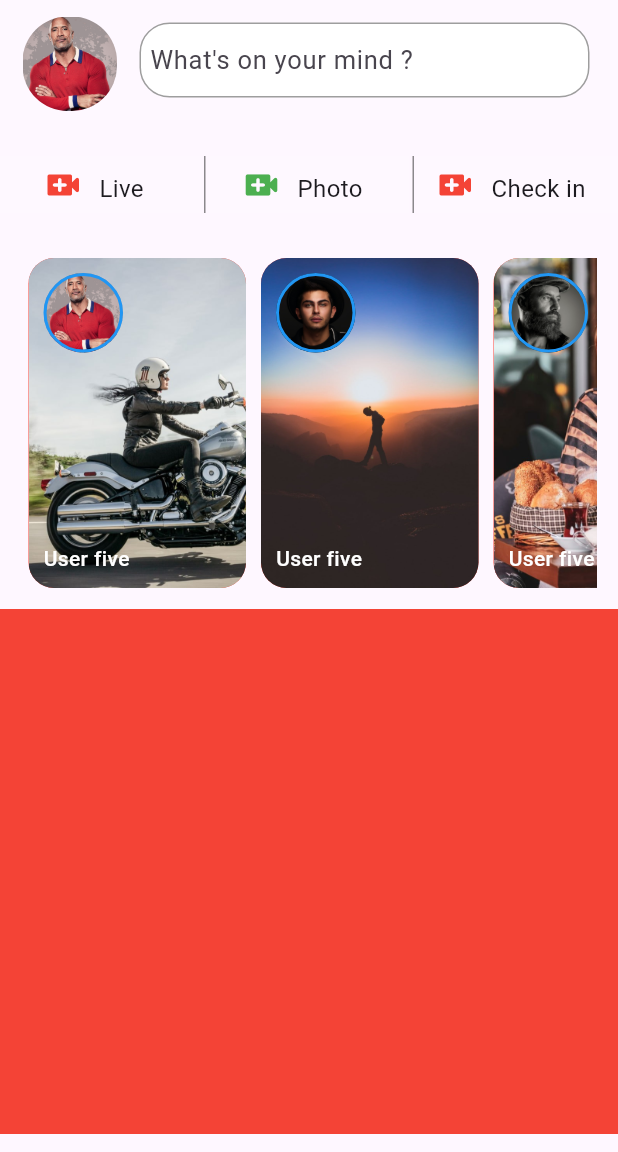
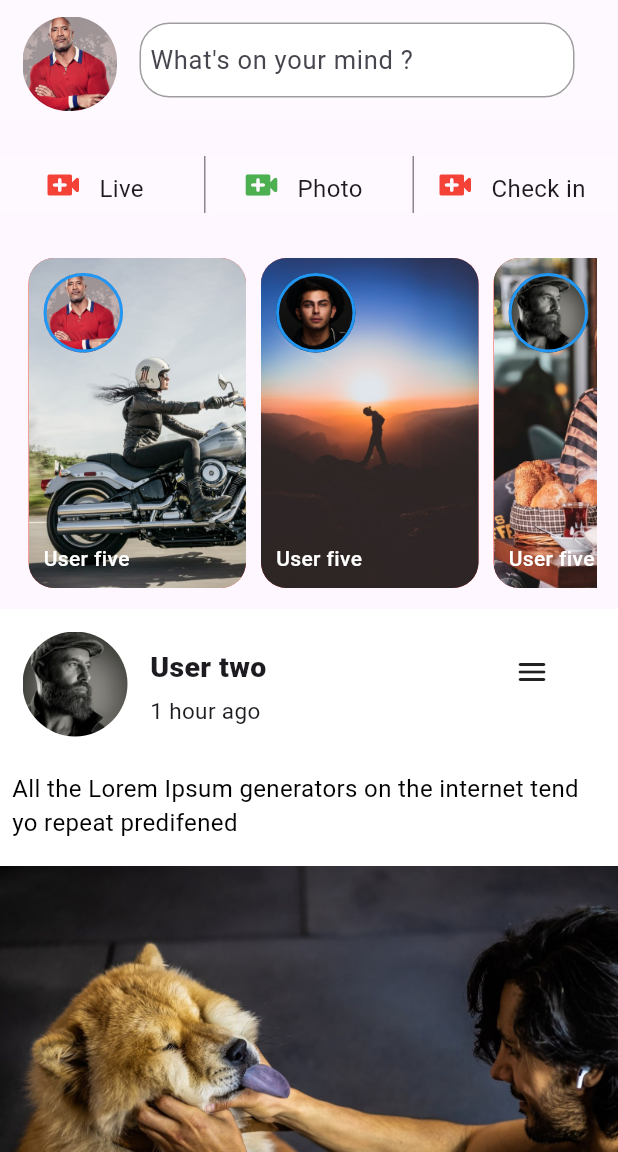
Before and after one commit to Dadaxon-07/Facebook_UI, a Flutter app: the screen it shows after launch, on a phone screen of 412 x 824 dp, the part 84-1236 px from its top. Run offline on Flutter 3.47's test engine with Material 3 defaults, Android fonts, the phone set to English and light mode, and no system bars.

Commit message:
Facebook addPost UI

```diff
--- a/lib/Homepage.dart
+++ b/lib/Homepage.dart
@@ -43,7 +43,7 @@ class _HomepageState extends State<Homepage> {
                       Container(
                           padding: EdgeInsets.all(6),
                           height: 70,
-                          width: 300,
+                          width: 290,
                           decoration: BoxDecoration(
                               color: Colors.white,
                               border: Border.all(width: 1, color: Colors.grey),
@@ -160,10 +160,14 @@ class _HomepageState extends State<Homepage> {
                   ),
                 ),
                 Container(
-                  height: 400,
-                  child: ListView(
-                    children: [itemPost(img: "assets/img_6.png")],
-                  ),
+                  height: 550,
+                  child: itemPost(
+                      img: "assets/img_5.png",
+                      name: "User two ",
+                      title: "1 hour ago",
+                      description:
+                          "All the Lorem Ipsum generators on the internet tend yo repeat predifened",
+                      backimg: "assets/img_6.png"),
                 )
               ],
             ),
@@ -202,7 +206,7 @@ class _HomepageState extends State<Homepage> {
               style:
                   TextStyle(color: Colors.white, fontWeight: FontWeight.w500),
             ),
-          )
+          ),
         ],
       ),
     );
@@ -217,10 +221,90 @@ class _HomepageState extends State<Homepage> {
     icon,
   }) {
     return Container(
-      height: 350,
-      color: Colors.red,
-      child: ListTile(
-      ),
-    );
+        color: Colors.white,
+        height: 550,
+        child: Column(
+          crossAxisAlignment: CrossAxisAlignment.start,
+          children: [
+            Row(
+              crossAxisAlignment: CrossAxisAlignment.start,
+              children: [
+                Container(
+                  margin: EdgeInsets.all(15),
+                  height: 70,
+                  width: 70,
+                  decoration: BoxDecoration(
+                      image: DecorationImage(
+                          image: AssetImage(img), fit: BoxFit.cover),
+                      shape: BoxShape.circle),
+                ),
+                Column(
+                  crossAxisAlignment: CrossAxisAlignment.start,
+                  children: [
+                    Container(
+                      margin: EdgeInsets.only(top: 25),
+                      child: Text(
+                        name,
+                        style: TextStyle(
+                            fontSize: 19, fontWeight: FontWeight.w900),
+                      ),
+                    ),
+                    Container(
+                      margin: EdgeInsets.only(top: 5),
+                      child: Text(
+                        title,
+                        style: TextStyle(
+                          fontSize: 15,
+                        ),
+                      ),
+                    ),
+                  ],
+                ),
+                SizedBox(
+                  width: 160,
+                ),
+                Container(
+                    margin: EdgeInsets.only(top: 30),
+                    child: Icon(Icons.menu_rounded))
+              ],
+            ),
+            Container(
+              height: 55,
+                margin: EdgeInsets.all(8),
+                child: Text(
+                  description,
+                  style: TextStyle(fontSize: 16, color: Colors.black),
+                )),
+            Container(
+              height: 260,
+              decoration: BoxDecoration(
+                  image: DecorationImage(
+                      image: AssetImage(backimg), fit: BoxFit.cover)),
+            ),
+            Row(
+              mainAxisAlignment: MainAxisAlignment.spaceBetween,
+              children: [
+                Container(margin: EdgeInsets.all(8), child: Row(
+                  children: [
+                    Icon(Icons.favorite, color: Colors.red,),
+                    Container(margin: EdgeInsets.all(5), child: Text("Like", style: TextStyle(color: Colors.red, fontWeight: FontWeight.w500),))
+                  ],
+                )),
+                Container(margin: EdgeInsets.all(8), child: Row(
+                  children: [
+                    Icon(Icons.comment,  color: Colors.blue[600],),
+                    Container(margin: EdgeInsets.all(5), child: Text("Comment", style: TextStyle(color: Colors.blue[800], fontWeight: FontWeight.w500),))
+                  ],
+                )),
+                Container(margin: EdgeInsets.all(8), child: Row(
+                  children: [
+                    Icon(Icons.share, color: Colors.grey[600],),
+                    Container(margin: EdgeInsets.all(12), child: Text("Share", style: TextStyle(color: Colors.grey[800], fontWeight: FontWeight.w500),))
+                  ],
+                )),
+              ],
+            )
+          ],
+        ));
   }
 }
```
